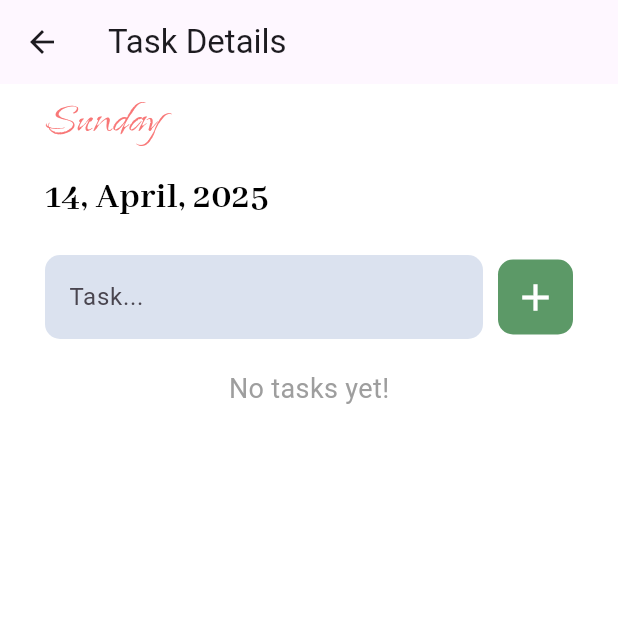
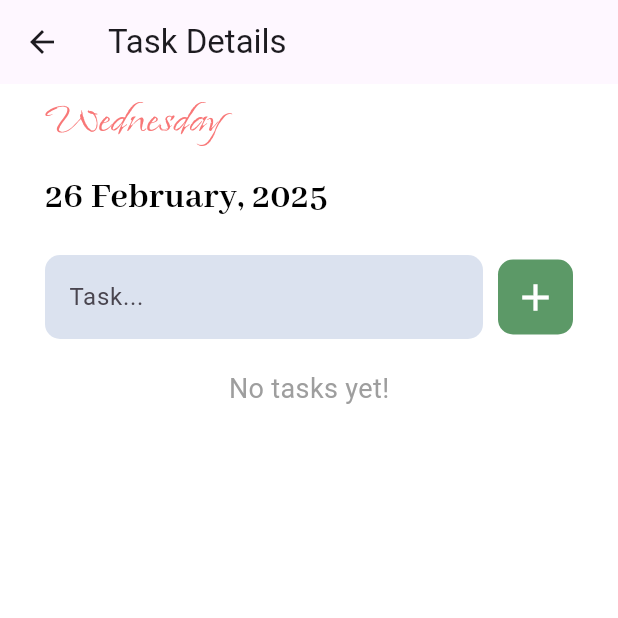
Before and after one commit to boshranofal/ToDo_List, a Flutter app: the TaskDetailsScreen screen opened directly, on a phone screen of 412 x 824 dp, the top half of it. Run offline on Flutter 3.47's test engine with Material 3 defaults, Android fonts, the phone set to English and light mode, and no system bars; our stand-ins replace flutter_svg, sqflite, table_calendar; accounts and stored records are empty.

Commit message:
Screen for viewing task details.

```diff
--- a/lib/presentation/screen/task_details_screen.dart
+++ b/lib/presentation/screen/task_details_screen.dart
@@ -1,10 +1,10 @@
 import 'package:flutter/material.dart';
-import 'package:provider/provider.dart';
+import 'package:intl/intl.dart';
 import 'package:todo_list_app/core/theme/app_colors.dart';
 import 'package:todo_list_app/data/tasks_model.dart';
 import 'package:todo_list_app/presentation/widget/tasck_details_app_bar.dart';
 import 'package:todo_list_app/presentation/widget/task_details_body.dart';
-import 'package:todo_list_app/provider/task_provider.dart';
+
 
 class TaskDetailsScreen extends StatefulWidget {
   const TaskDetailsScreen({super.key});
@@ -17,14 +17,10 @@ class _TaskDetailsScreenState extends State<TaskDetailsScreen> {
   List<TasksModel> allTasks = [];
   List<TasksModel> filteredTasks = [];
 
-  @override
-  void initState() {
-    super.initState();
-    Future.delayed(Duration.zero, () {
-      Provider.of<TaskProvider>(context, listen: false).getAllTasks();
-    });
-  }
-
+  String dayName =
+      DateFormat('EEEE').format(DateTime.now());
+  String formattedDate = DateFormat('d MMMM, yyyy')
+      .format(DateTime.now());
   @override
   Widget build(BuildContext context) {
     return Scaffold(
@@ -41,7 +37,7 @@ class _TaskDetailsScreenState extends State<TaskDetailsScreen> {
                 crossAxisAlignment: CrossAxisAlignment.start,
                 children: [
                   Text(
-                    "Sunday",
+                    dayName,
                     style: TextStyle(
                       fontFamily: 'islandMoments',
                       fontSize: 35,
@@ -50,7 +46,7 @@ class _TaskDetailsScreenState extends State<TaskDetailsScreen> {
                   ),
                   const SizedBox(height: 8),
                   Text(
-                    "14, April, 2025",
+                    formattedDate.toString(),
                     style: const TextStyle(
                       fontWeight: FontWeight.w600,
                       fontFamily: 'AbhayaLibre',
@@ -59,9 +55,11 @@ class _TaskDetailsScreenState extends State<TaskDetailsScreen> {
                     ),
                   ),
                   const SizedBox(height: 20),
-                    TaskDetailsAppBar(),
+                  TaskDetailsAppBar(),
                   const SizedBox(height: 20),
                   TaslDetailsBody(),
+                  const SizedBox(height: 50),
+
                 ],
               ),
             ),
```
